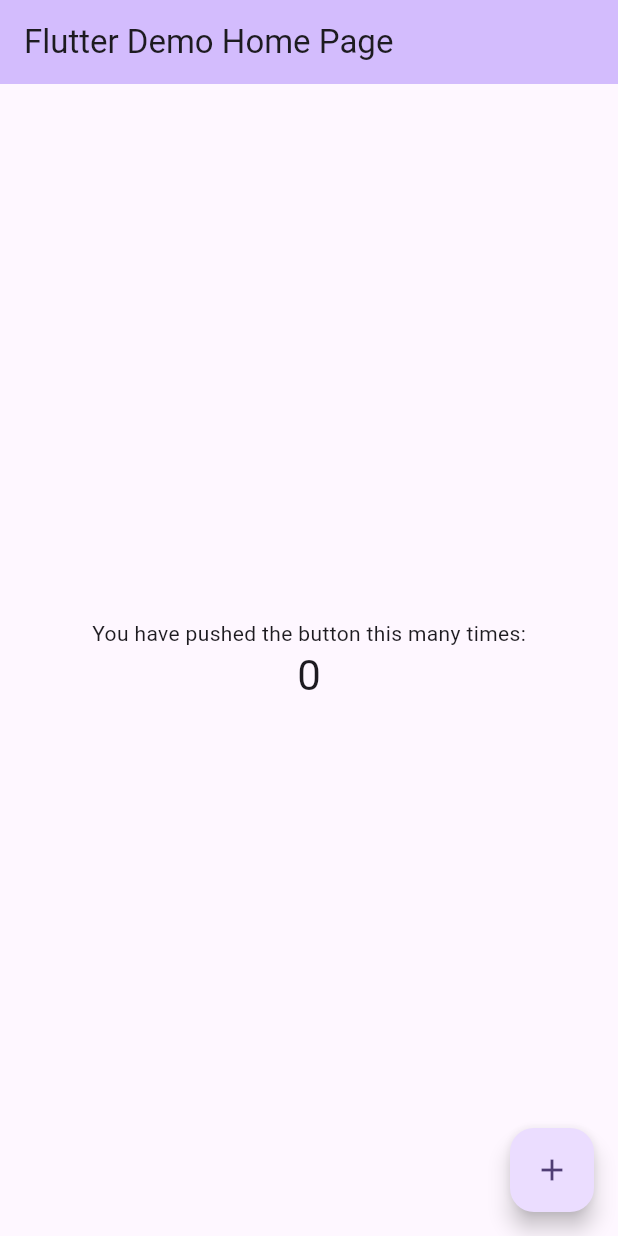
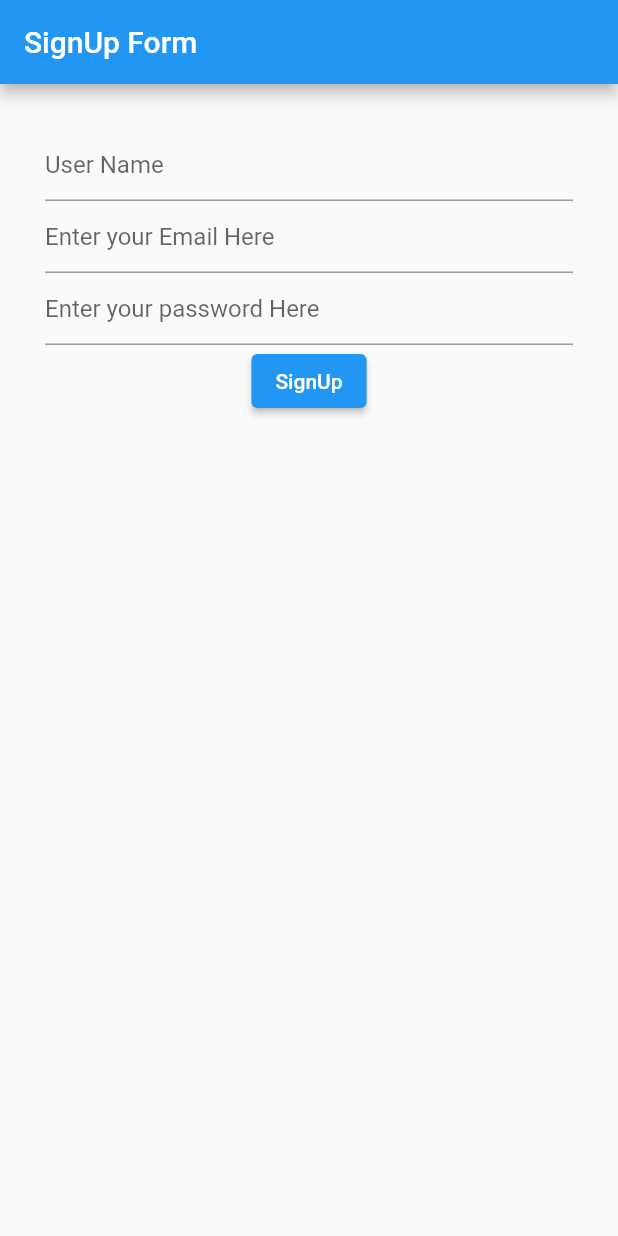
Before and after one commit to vishwanath-91/Flutter_Book_Store_App, a Flutter app: the screen it shows after launch, on a phone screen of 412 x 824 dp. Run offline on Flutter 3.47's test engine with Material 2 defaults, Android fonts, the phone set to English and light mode, and no system bars; our stand-ins replace firebase_auth, firebase_core; accounts and stored records are empty.

Commit message:
signUp form created work fine

```diff
--- a/lib/auth/sign_up/sign_up_function.dart
+++ b/lib/auth/sign_up/sign_up_function.dart
@@ -0,0 +1,19 @@
+import 'package:firebase_auth/firebase_auth.dart';
+
+createUserWithEmailAndPassword(String emailAddress, password) async {
+  try {
+    final credential =
+        await FirebaseAuth.instance.createUserWithEmailAndPassword(
+      email: emailAddress,
+      password: password,
+    );
+  } on FirebaseAuthException catch (e) {
+    if (e.code == 'weak-password') {
+      print('The password provided is too weak.');
+    } else if (e.code == 'email-already-in-use') {
+      print('The account already exists for that email.');
+    }
+  } catch (e) {
+    print(e);
+  }
+}
--- a/lib/auth/sign_up/sign_up_page.dart
+++ b/lib/auth/sign_up/sign_up_page.dart
@@ -0,0 +1,107 @@
+import 'package:flutter/material.dart';
+import 'package:flutter_firebase_auth/auth/sign_up/sign_up_function.dart';
+
+class SignUpPage extends StatefulWidget {
+  const SignUpPage({super.key});
+
+  @override
+  State<SignUpPage> createState() => _SignUpPageState();
+}
+
+class _SignUpPageState extends State<SignUpPage> {
+  final _formkey = GlobalKey<FormState>();
+  String userName = '';
+  String email = "";
+  String password = "";
+
+  printValut() {
+    print(userName);
+    print(email);
+    print(password);
+  }
+
+  @override
+  Widget build(BuildContext context) {
+    return Scaffold(
+      appBar: AppBar(
+        title: const Text("SignUp Form"),
+      ),
+      body: Column(
+        children: [
+          Container(
+            margin: const EdgeInsets.all(30),
+            child: Form(
+                key: _formkey,
+                child: Column(
+                  children: [
+                    TextFormField(
+                      key: const ValueKey("User Name"),
+                      decoration: const InputDecoration(hintText: "User Name"),
+                      validator: (value) {
+                        if (value.toString().isEmpty) {
+                          return "User Name should not be empty";
+                        } else if (value.toString().length < 3) {
+                          return "User Name should Not be Less them 3";
+                        }
+                        return null;
+                      },
+                      onSaved: (newValue) {
+                        setState(() {
+                          userName = newValue.toString();
+                        });
+                      },
+                    ),
+                    TextFormField(
+                      key: const ValueKey("email"),
+                      decoration: const InputDecoration(
+                          hintText: "Enter your Email Here"),
+                      validator: (value) {
+                        if (value.toString().isEmpty) {
+                          return "email should not be empty";
+                        } else if (!(value.toString().contains("@"))) {
+                          return "invalid email address";
+                        }
+                        return null;
+                      },
+                      onSaved: (newValue) {
+                        setState(() {
+                          email = newValue.toString();
+                        });
+                      },
+                    ),
+                    TextFormField(
+                      obscureText: true,
+                      key: const ValueKey("password"),
+                      decoration: const InputDecoration(
+                          hintText: "Enter your password Here"),
+                      validator: (value) {
+                        if (value.toString().isEmpty) {
+                          return "password should not be empty";
+                        } else if (value.toString().length < 7) {
+                          return "password should not be less then 7";
+                        }
+                        return null;
+                      },
+                      onSaved: (newValue) {
+                        setState(() {
+                          password = newValue.toString();
+                        });
+                      },
+                    ),
+                    ElevatedButton(
+                        onPressed: () {
+                          if (_formkey.currentState!.validate()) {
+                            _formkey.currentState!.save();
+                            createUserWithEmailAndPassword(email, password);
+                            printValut();
+                          }
+                        },
+                        child: const Text("SignUp"))
+                  ],
+                )),
+          )
+        ],
+      ),
+    );
+  }
+}
--- a/lib/main.dart
+++ b/lib/main.dart
@@ -1,6 +1,7 @@
 import 'package:firebase_core/firebase_core.dart';
 import 'package:flutter/material.dart';
 
+import 'auth/sign_up/sign_up_page.dart';
 import 'firebase_options.dart';
 
 Future<void> main() async {
@@ -18,115 +19,6 @@ class MyApp extends StatelessWidget {
   @override
   Widget build(BuildContext context) {
     return MaterialApp(
-      title: 'Flutter Demo',
-      theme: ThemeData(
-        // This is the theme of your application.
-        //
-        // TRY THIS: Try running your application with "flutter run". You'll see
-        // the application has a blue toolbar. Then, without quitting the app,
-        // try changing the seedColor in the colorScheme below to Colors.green
-        // and then invoke "hot reload" (save your changes or press the "hot
-        // reload" button in a Flutter-supported IDE, or press "r" if you used
-        // the command line to start the app).
-        //
-        // Notice that the counter didn't reset back to zero; the application
-        // state is not lost during the reload. To reset the state, use hot
-        // restart instead.
-        //
-        // This works for code too, not just values: Most code changes can be
-        // tested with just a hot reload.
-        colorScheme: ColorScheme.fromSeed(seedColor: Colors.deepPurple),
-        useMaterial3: true,
-      ),
-      home: const MyHomePage(title: 'Flutter Demo Home Page'),
-    );
+        title: 'Flutter Demo', theme: ThemeData(), home: const SignUpPage());
   }
 }
-
-class MyHomePage extends StatefulWidget {
-  const MyHomePage({super.key, required this.title});
-
-  // This widget is the home page of your application. It is stateful, meaning
-  // that it has a State object (defined below) that contains fields that affect
-  // how it looks.
-
-  // This class is the configuration for the state. It holds the values (in this
-  // case the title) provided by the parent (in this case the App widget) and
-  // used by the build method of the State. Fields in a Widget subclass are
-  // always marked "final".
-
-  final String title;
-
-  @override
-  State<MyHomePage> createState() => _MyHomePageState();
-}
-
-class _MyHomePageState extends State<MyHomePage> {
-  int _counter = 0;
-
-  void _incrementCounter() {
-    setState(() {
-      // This call to setState tells the Flutter framework that something has
-      // changed in this State, which causes it to rerun the build method below
-      // so that the display can reflect the updated values. If we changed
-      // _counter without calling setState(), then the build method would not be
-      // called again, and so nothing would appear to happen.
-      _counter++;
-    });
-  }
-
-  @override
-  Widget build(BuildContext context) {
-    // This method is rerun every time setState is called, for instance as done
-    // by the _incrementCounter method above.
-    //
-    // The Flutter framework has been optimized to make rerunning build methods
-    // fast, so that you can just rebuild anything that needs updating rather
-    // than having to individually change instances of widgets.
-    return Scaffold(
-      appBar: AppBar(
-        // TRY THIS: Try changing the color here to a specific color (to
-        // Colors.amber, perhaps?) and trigger a hot reload to see the AppBar
-        // change color while the other colors stay the same.
-        backgroundColor: Theme.of(context).colorScheme.inversePrimary,
-        // Here we take the value from the MyHomePage object that was created by
-        // the App.build method, and use it to set our appbar title.
-        title: Text(widget.title),
-      ),
-      body: Center(
-        // Center is a layout widget. It takes a single child and positions it
-        // in the middle of the parent.
-        child: Column(
-          // Column is also a layout widget. It takes a list of children and
-          // arranges them vertically. By default, it sizes itself to fit its
-          // children horizontally, and tries to be as tall as its parent.
-          //
-          // Column has various properties to control how it sizes itself and
-          // how it positions its children. Here we use mainAxisAlignment to
-          // center the children vertically; the main axis here is the vertical
-          // axis because Columns are vertical (the cross axis would be
-          // horizontal).
-          //
-          // TRY THIS: Invoke "debug painting" (choose the "Toggle Debug Paint"
-          // action in the IDE, or press "p" in the console), to see the
-          // wireframe for each widget.
-          mainAxisAlignment: MainAxisAlignment.center,
-          children: <Widget>[
-            const Text(
-              'You have pushed the button this many times:',
-            ),
-            Text(
-              '$_counter',
-              style: Theme.of(context).textTheme.headlineMedium,
-            ),
-          ],
-        ),
-      ),
-      floatingActionButton: FloatingActionButton(
-        onPressed: _incrementCounter,
-        tooltip: 'Increment',
-        child: const Icon(Icons.add),
-      ), // This trailing comma makes auto-formatting nicer for build methods.
-    );
-  }
-}
--- a/pubspec.yaml
+++ b/pubspec.yaml
@@ -36,6 +36,7 @@ dependencies:
   # Use with the CupertinoIcons class for iOS style icons.
   cupertino_icons: ^1.0.2
   firebase_core: ^2.16.0
+  firebase_auth: ^4.10.0
 
 dev_dependencies:
   flutter_test:
```
Also changed, not shown: pubspec.lock, 3 other files.
